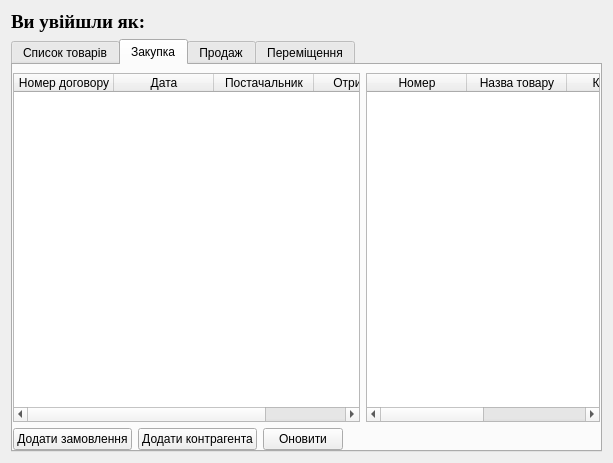
Before: the Qt Designer form mainwindow.ui in stand-by/Qt_PostgreSQL_application, drawn with Qt 5.
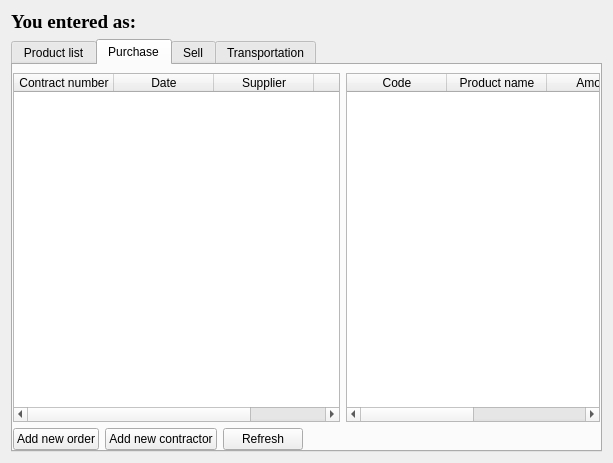
After: the same form once the commit is applied. The open tabs and pages were chosen to show the change. Custom widgets are drawn as their Qt base class.

What changed in the file:
```diff
--- a/mainwindow.ui
+++ b/mainwindow.ui
@@ -26,7 +26,7 @@
        </font>
       </property>
       <property name="text">
-       <string>Ви увійшли як: </string>
+       <string>You entered as: </string>
       </property>
       <property name="margin">
        <number>4</number>
@@ -46,7 +46,7 @@
       </property>
       <widget class="QWidget" name="tab_goods_list">
        <attribute name="title">
-        <string>Список товарів</string>
+        <string>Product list</string>
        </attribute>
        <layout class="QGridLayout" name="gridLayout">
         <property name="leftMargin">
@@ -124,7 +124,7 @@
       </widget>
       <widget class="QWidget" name="tab_purchase_goods">
        <attribute name="title">
-        <string>Закупка</string>
+        <string>Purchase</string>
        </attribute>
        <layout class="QGridLayout" name="gridLayout_2">
         <property name="leftMargin">
@@ -143,22 +143,22 @@
          <widget class="EnhancedTableWidget" name="table_purchase_goods">
           <column>
            <property name="text">
-            <string>Номер договору</string>
+            <string>Contract number</string>
            </property>
           </column>
           <column>
            <property name="text">
-            <string>Дата</string>
+            <string>Date</string>
            </property>
           </column>
           <column>
            <property name="text">
-            <string>Постачальник</string>
+            <string>Supplier</string>
            </property>
           </column>
           <column>
            <property name="text">
-            <string>Отримувач</string>
+            <string>Receiver</string>
            </property>
           </column>
          </widget>
@@ -168,7 +168,7 @@
           <item row="0" column="1">
            <widget class="QPushButton" name="button_contractor_purchase_goods">
             <property name="text">
-             <string>Додати контрагента</string>
+             <string>Add new contractor</string>
             </property>
            </widget>
           </item>
@@ -188,14 +188,14 @@
           <item row="0" column="0">
            <widget class="QPushButton" name="button_add_purchase_goods">
             <property name="text">
-             <string>Додати замовлення</string>
+             <string>Add new order</string>
             </property>
            </widget>
           </item>
           <item row="0" column="2">
            <widget class="QPushButton" name="button_refresh_purchase_goods">
             <property name="text">
-             <string>Оновити</string>
+             <string>Refresh</string>
             </property>
            </widget>
           </item>
@@ -205,22 +205,22 @@
          <widget class="EnhancedTableWidget" name="table_datails_purchase_goods">
           <column>
            <property name="text">
-            <string>Номер</string>
+            <string>Code</string>
            </property>
           </column>
           <column>
            <property name="text">
-            <string>Назва товару</string>
+            <string>Product name</string>
            </property>
           </column>
           <column>
            <property name="text">
-            <string>Кiлькiсть</string>
+            <string>Amount</string>
            </property>
           </column>
           <column>
            <property name="text">
-            <string>Цiна за од.</string>
+            <string>Price for one</string>
            </property>
           </column>
          </widget>
@@ -229,7 +229,7 @@
       </widget>
       <widget class="QWidget" name="tab_sell_goods">
        <attribute name="title">
-        <string>Продаж</string>
+        <string>Sell</string>
        </attribute>
        <layout class="QGridLayout" name="gridLayout_3">
         <property name="leftMargin">
@@ -334,7 +334,7 @@
       </widget>
       <widget class="QWidget" name="tab_move_goods">
        <attribute name="title">
-        <string>Переміщення</string>
+        <string>Transportation</string>
        </attribute>
        <layout class="QGridLayout" name="gridLayout_4">
         <property name="leftMargin">
```
Left out of the diff: 48 changed lines with no effect on the pictures.
